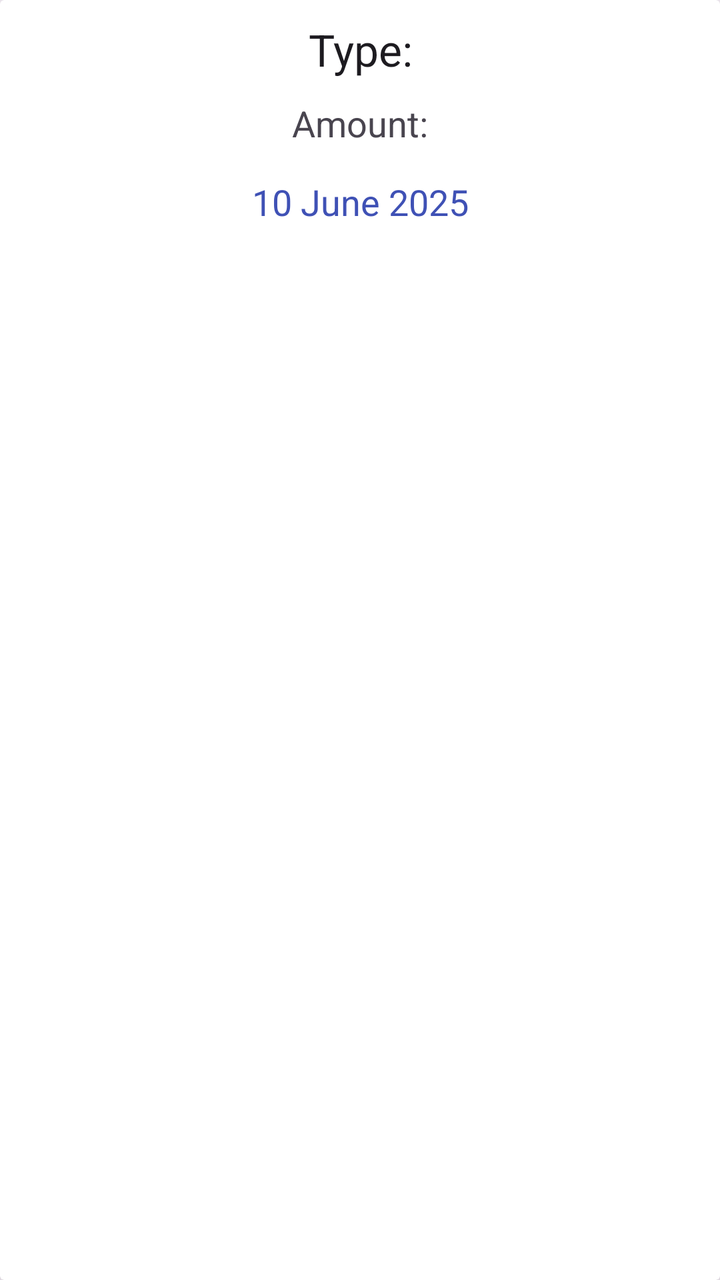
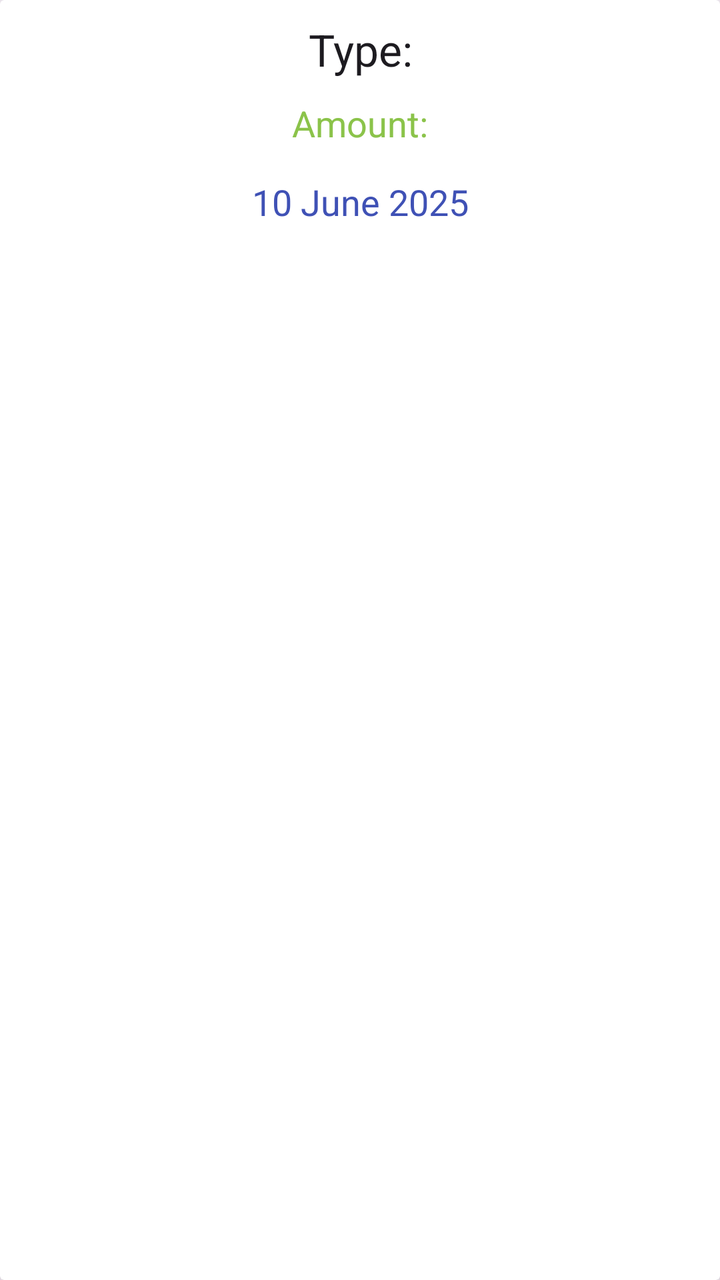

Compare the two renders of this Android layout. The source of the first and the diff that turns it into the second are given below.
<!-- AndroidManifest.xml: application theme Theme.BudgetTracker -->
<!-- res/layout/dashboard_income.xml -->
<?xml version="1.0" encoding="utf-8"?>
<androidx.cardview.widget.CardView xmlns:android="http://schemas.android.com/apk/res/android"
    android:layout_width="200dp"
    xmlns:app="http://schemas.android.com/apk/res-auto"
    app:cardElevation="10dp"
    android:elevation="5dp"
    android:layout_margin="10dp"
    android:layout_height="wrap_content">
    
    <LinearLayout
        android:layout_width="match_parent"
        android:orientation="vertical"
        android:layout_margin="10dp"
        android:layout_height="wrap_content">

        <TextView
            android:layout_width="match_parent"
            android:layout_height="wrap_content"
            android:text="Type:"
            android:textAppearance="?android:textAppearanceLarge"
            android:id="@+id/type_Income_ds"
            android:gravity="center">

        </TextView>

        <TextView
            android:layout_width="match_parent"
            android:layout_height="wrap_content"
            android:text="Amount:"
            android:textAppearance="?android:textAppearanceMedium"
            android:id="@+id/amount_Income_ds"
            android:layout_marginTop="10dp"
            android:gravity="center">

        </TextView>

        <TextView
            android:layout_width="match_parent"
            android:layout_height="wrap_content"
            android:text="10 June 2025"
            android:textAppearance="?android:textAppearanceMedium"
            android:id="@+id/date_Income_ds"
            android:padding="5dp"
            android:layout_marginTop="10dp"
            android:textColor="@color/blue2"
            android:gravity="center">

        </TextView>



    </LinearLayout>

</androidx.cardview.widget.CardView>
<!-- resources referenced by this layout -->
<resources>
  <color name="blue2">#3F51B5</color>
  <style name="Theme.BudgetTracker" parent="Base.Theme.BudgetTracker" />
  <style name="Base.Theme.BudgetTracker" parent="Theme.Material3.DayNight.NoActionBar">
          
          <item name="colorPrimary">@color/green2</item>
          <item name="colorPrimaryVariant">@color/green2</item>
          <item name="colorOnPrimary">@color/white</item>
          
          <item name="colorSecondary">@color/blue1</item>
          <item name="colorSecondaryVariant">@color/blue1</item>
          <item name="colorOnSecondary">@color/black</item>
          
          <item name="android:statusBarColor">@color/green2</item>
          
      </style>
  <color name="green2">#D4FF00</color>
  <color name="white">#FFFFFFFF</color>
  <color name="blue1">#2196F3</color>
  <color name="black">#FF000000</color>
</resources>

<!-- the commit's change to res/layout/dashboard_income.xml (unified diff, before → after) -->
@@ -26,6 +26,7 @@
         <TextView
             android:layout_width="match_parent"
             android:layout_height="wrap_content"
+            android:textColor="@color/green1"
             android:text="Amount:"
             android:textAppearance="?android:textAppearanceMedium"
             android:id="@+id/amount_Income_ds"
<!-- resource entries referenced after the edit -->
@@ -1,6 +1,7 @@
 <!-- resources referenced by this layout -->
 <resources>
   <color name="blue2">#3F51B5</color>
+  <color name="green1">#8BC34A</color>
   <style name="Theme.BudgetTracker" parent="Base.Theme.BudgetTracker" />
   <style name="Base.Theme.BudgetTracker" parent="Theme.Material3.DayNight.NoActionBar">
           
